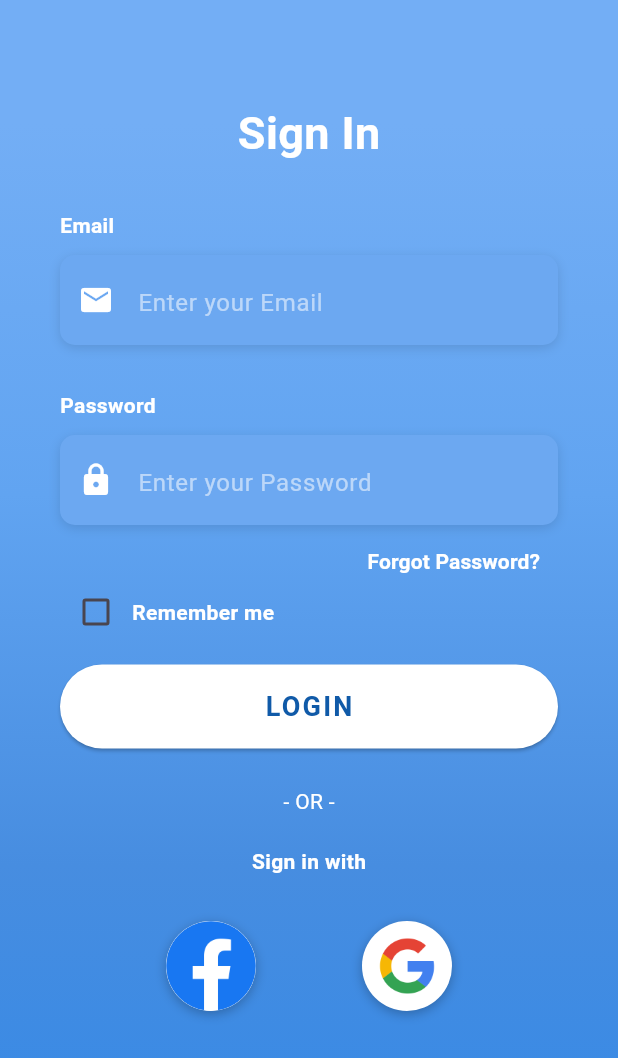
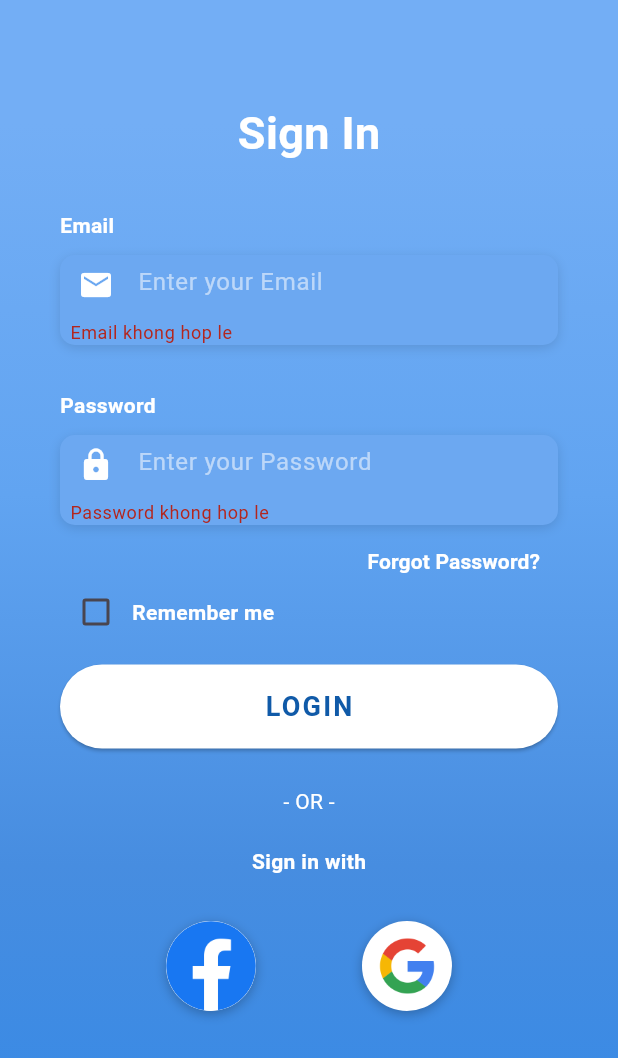
Before and after one commit to phamjhanhjj/hotel_booking_app, a Flutter app: the screen it shows after launch, scrolled down 53 dp, after a tap on "LOGIN", on a phone screen of 412 x 824 dp. Shown: the top 1058 px of the screen. Run offline on Flutter 3.47's test engine with Material 3 defaults, Android fonts, the phone set to English and light mode, and no system bars; Roboto replaces fonts that are missing (OpenSans).

Commit message:
format input

```diff
--- a/final_project/lib/view/login_fb.dart
+++ b/final_project/lib/view/login_fb.dart
@@ -13,7 +13,7 @@ class _LoginFacebookState extends State<LoginFacebook> {
   Widget build(BuildContext context) {
     return Scaffold(
       appBar: AppBar(
-        title: const Text('Facebook Login'),
+        title: const Text('Facebook Sign In'),
       ),
       body: Center(
         child: ElevatedButton(
--- a/final_project/lib/view/loginview.dart
+++ b/final_project/lib/view/loginview.dart
@@ -1,3 +1,4 @@
+import 'package:final_project/view/home_screen.dart';
 import 'package:flutter/material.dart';
 import 'package:final_project/model/constants.dart';
 import 'package:final_project/view/login_fb.dart';
@@ -15,7 +16,9 @@ class LoginScreen extends StatefulWidget {
 class _LoginScreenState extends State<LoginScreen> {
   final TextEditingController _passwordTextController = TextEditingController();
   final TextEditingController _emailTextController = TextEditingController();
-  final bool _rememberMe = false;
+  var _emailInvalid = false;
+  var _passwordInvalid = false;
+  bool _rememberMe = false;
 
   @override
   void initState() {
@@ -42,10 +45,11 @@ class _LoginScreenState extends State<LoginScreen> {
               color: Colors.white,
               fontFamily: 'OpenSans',
             ),
-            decoration: const InputDecoration(
+            decoration: InputDecoration(
               border: InputBorder.none,
-              contentPadding: EdgeInsets.only(top: 14),
-              prefixIcon: Icon(
+              errorText: _emailInvalid ? "  Email khong hop le" : null,
+              contentPadding: const EdgeInsets.only(top: 14),
+              prefixIcon: const Icon(
                 Icons.email,
                 color: Colors.white,
               ),
@@ -79,10 +83,11 @@ class _LoginScreenState extends State<LoginScreen> {
               color: Colors.white,
               fontFamily: 'OpenSans',
             ),
-            decoration: const InputDecoration(
+            decoration: InputDecoration(
               border: InputBorder.none,
-              contentPadding: EdgeInsets.only(top: 14),
-              prefixIcon: Icon(
+              errorText: _passwordInvalid ? "  Password khong hop le" : null,
+              contentPadding: const EdgeInsets.only(top: 14),
+              prefixIcon: const Icon(
                 Icons.lock,
                 color: Colors.white,
               ),
@@ -121,13 +126,10 @@ class _LoginScreenState extends State<LoginScreen> {
               value: _rememberMe,
               checkColor: Colors.green,
               activeColor: Colors.white,
-              onChanged: (value) async {
-                // SharedPreferences prefs = await SharedPreferences.getInstance();
-                // await prefs.setBool('rememberMe', value!);
-                // setState(() {
-                //   _rememberMe = value;
-                //   print("Remember me status: $_rememberMe");
-                // });
+              onChanged: (newBool) {
+                setState(() {
+                  _rememberMe = newBool!;
+                });
               },
             ),
           ),
@@ -156,27 +158,7 @@ class _LoginScreenState extends State<LoginScreen> {
             ),
           ),
         ),
-        onPressed: () async {
-          // try {
-          //   await FirebaseAuth.instance.signInWithEmailAndPassword(
-          //     email: _emailTextController.text,
-          //     password: _passwordTextController.text,
-          //   );
-          //   Navigator.push(
-          //     // ignore: use_build_context_synchronously
-          //     context,
-          //     MaterialPageRoute(builder: (context) => const HomeScreen()),
-          //   );
-          // } on FirebaseAuthException catch (e) {
-          //   if (e.code == 'user-not-found') {
-          //     // ignore: avoid_print
-          //     print('No user found for that email.');
-          //   } else if (e.code == 'wrong-password') {
-          //     // ignore: avoid_print
-          //     print('Wrong password provided for that user.');
-          //   }
-          // }
-        },
+        onPressed: onSignInClicked,
         child: const Text(
           'LOGIN',
           style: TextStyle(
@@ -189,6 +171,27 @@ class _LoginScreenState extends State<LoginScreen> {
         ),
       ),
     );
+  }
+
+  void onSignInClicked() {
+    setState(() {
+      RegExp gmailRegex = RegExp(r"^[a-zA-Z0-9._%+-]+@gmail\.com$");
+      if (_emailTextController.text.length < 6 ||
+          !gmailRegex.hasMatch(_emailTextController.text)) {
+        _emailInvalid = true;
+      } else {
+        _emailInvalid = false;
+      }
+      if (_passwordTextController.text.length < 6) {
+        _passwordInvalid = true;
+      } else {
+        _passwordInvalid = false;
+      }
+      if (!_emailInvalid && !_passwordInvalid) {
+        Navigator.push(context,
+            MaterialPageRoute(builder: (context) => const HomeScreen()));
+      }
+    });
   }
 
   Widget _buildSignInWithText() {
```
